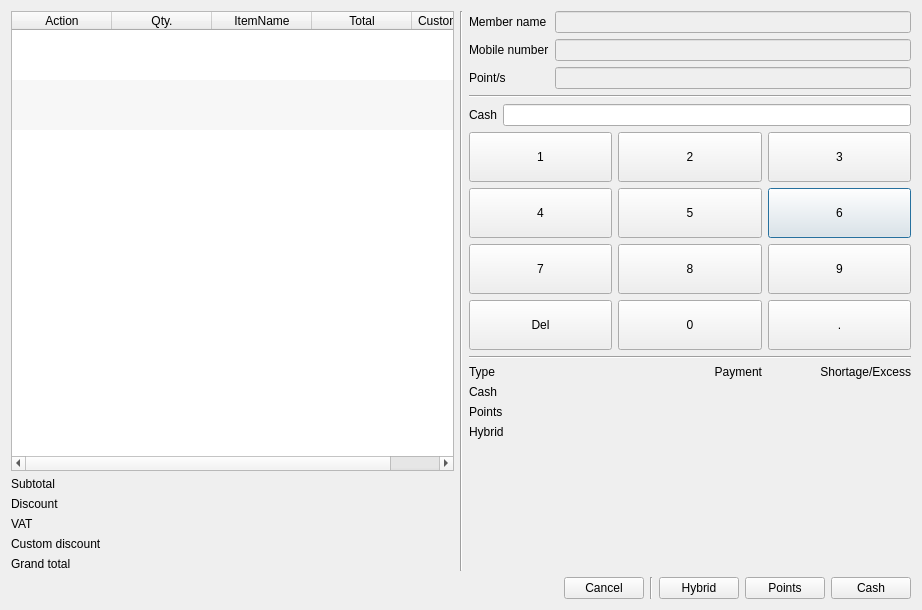
Above: app/views/templates/generated/InOrder.ui from rondalefloyd/mts-pos before the change. Below: the same form after it.
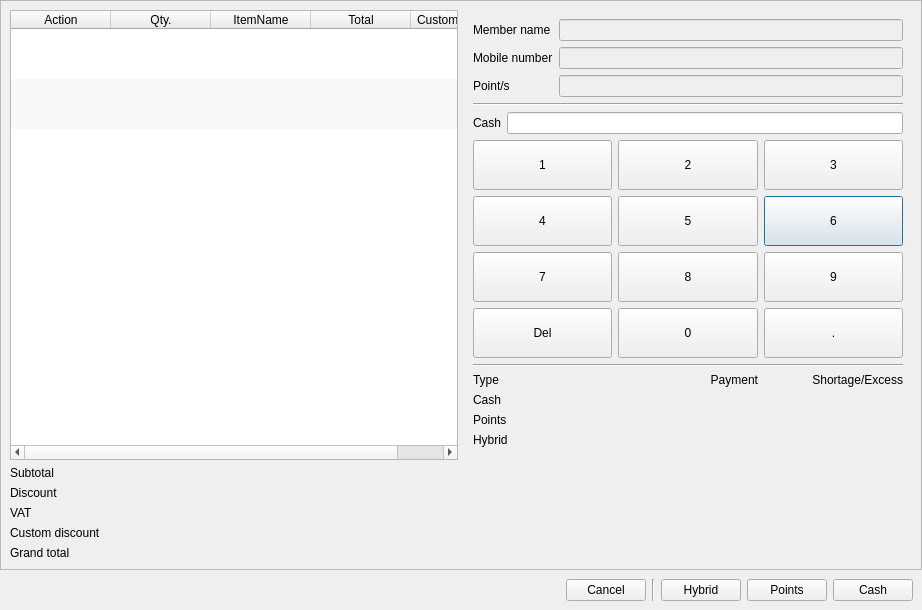
That is the form after the change.

Patch:
```diff
--- a/app/views/templates/generated/InOrder.ui
+++ b/app/views/templates/generated/InOrder.ui
@@ -14,8 +14,30 @@
    <string>In-Order</string>
   </property>
   <layout class="QVBoxLayout" name="verticalLayout_5">
+   <property name="spacing">
+    <number>0</number>
+   </property>
+   <property name="leftMargin">
+    <number>0</number>
+   </property>
+   <property name="topMargin">
+    <number>0</number>
+   </property>
+   <property name="rightMargin">
+    <number>0</number>
+   </property>
+   <property name="bottomMargin">
+    <number>0</number>
+   </property>
    <item>
-    <layout class="QHBoxLayout" name="horizontalLayout_3">
+    <widget class="QFrame" name="frame">
+     <property name="frameShape">
+      <enum>QFrame::StyledPanel</enum>
+     </property>
+     <property name="frameShadow">
+      <enum>QFrame::Raised</enum>
+     </property>
+     <layout class="QHBoxLayout" name="horizontalLayout">
      <item>
       <layout class="QVBoxLayout" name="verticalLayout">
        <item>
@@ -234,12 +256,8 @@
       </layout>
      </item>
      <item>
-      <widget class="Line" name="line">
-       <property name="orientation">
-        <enum>Qt::Vertical</enum>
-       </property>
-      </widget>
-     </item>
+       <widget class="QFrame" name="frameRegister">
+        <layout class="QVBoxLayout" name="verticalLayout_4">
      <item>
       <layout class="QVBoxLayout" name="verticalLayout_3">
        <item>
@@ -714,9 +732,14 @@
       </layout>
      </item>
     </layout>
+       </widget>
+      </item>
+     </layout>
+    </widget>
    </item>
    <item>
-    <layout class="QHBoxLayout" name="horizontalLayout">
+    <widget class="QWidget" name="widgetConfirmationButton" native="true">
+     <layout class="QHBoxLayout" name="horizontalLayout_4">
      <item>
       <spacer name="horizontalSpacer">
        <property name="orientation">
@@ -766,6 +789,7 @@
       </widget>
      </item>
     </layout>
+    </widget>
    </item>
   </layout>
  </widget>
```
Left out of the diff: 4 changed lines with no effect on the pictures. Lines whose indentation alone changed are shown as unchanged.
